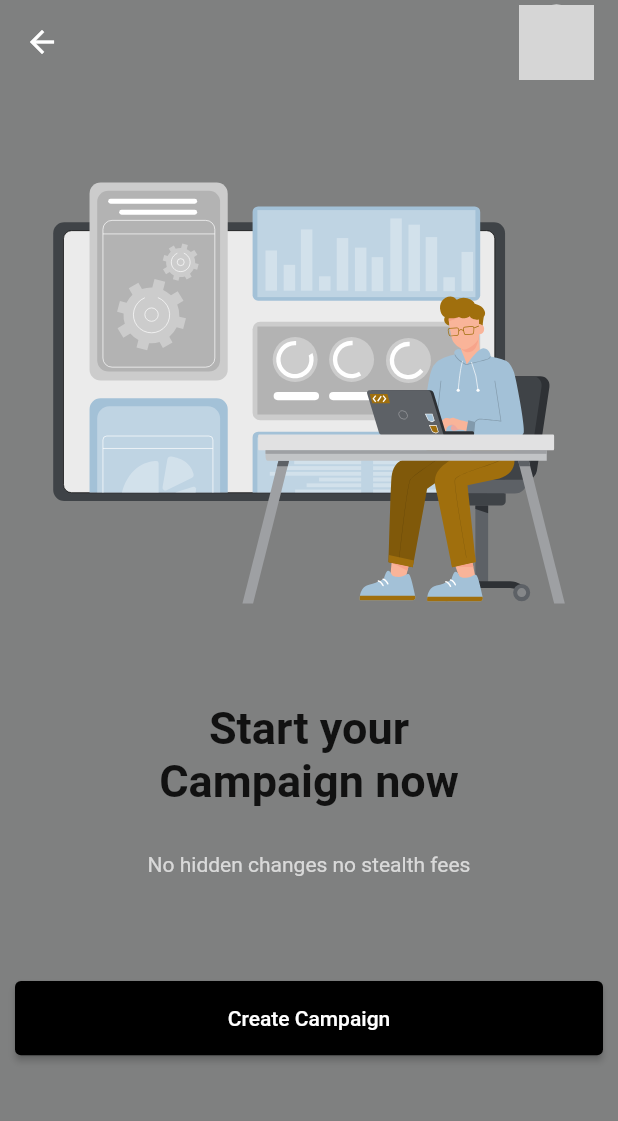
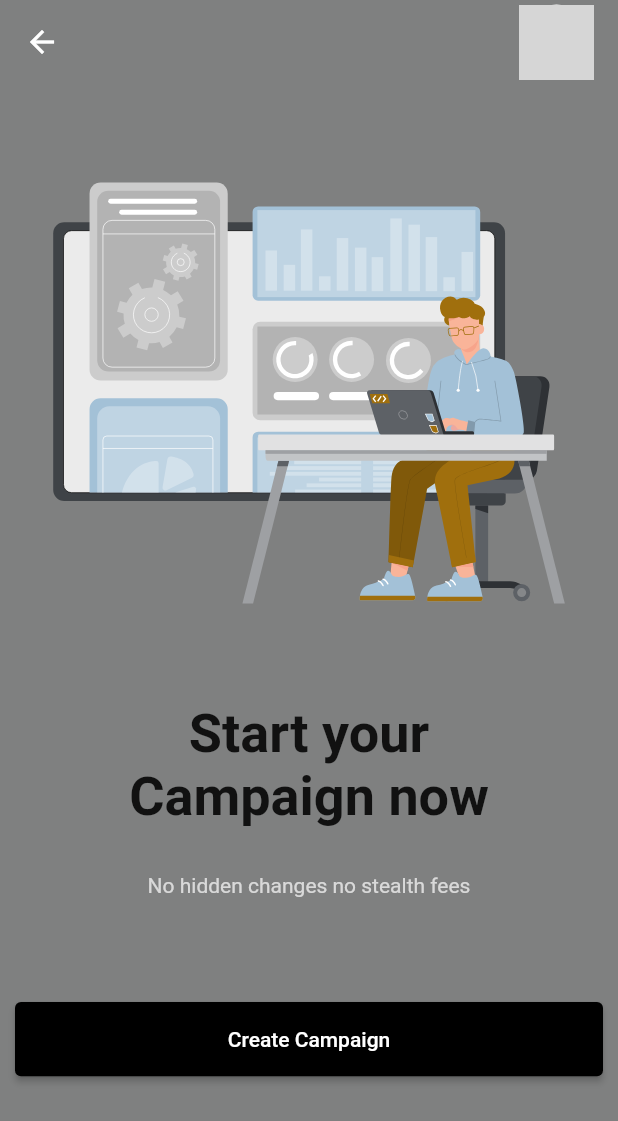
Before and after one commit to winfred56/Flutter, a Flutter app: the Campaign screen opened by its route, on a phone screen of 412 x 824 dp. Shown: the top 1121 px of the screen. Run offline on Flutter 3.47's test engine with Material 2 defaults, Android fonts, the phone set to English and light mode, and no system bars; our stand-ins replace cloud_firestore, dartz, device_preview, easy_splash_screen, equatable, firebase_auth and 4 more; accounts and stored records are empty; network calls fail; grey boxes are pictures that could not be loaded.

Commit message:
:100: Refactor

```diff
--- a/dribble_design1/lib/pages/campaign.dart
+++ b/dribble_design1/lib/pages/campaign.dart
@@ -56,7 +56,7 @@ class _CampaignState extends State<Campaign> {
                   "Start your\nCampaign now",
                 textAlign: TextAlign.center,
                 style: TextStyle(
-                  fontSize: 30,
+                  fontSize: 36,
                   fontWeight: FontWeight.w600,
                 ),
               ),
```
